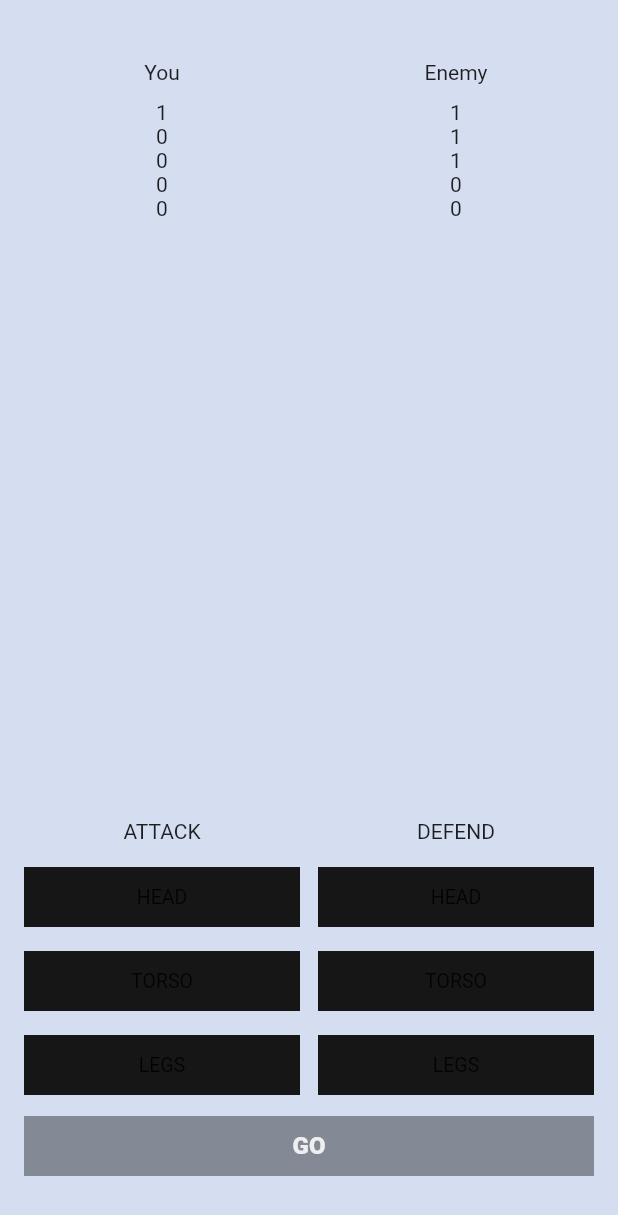
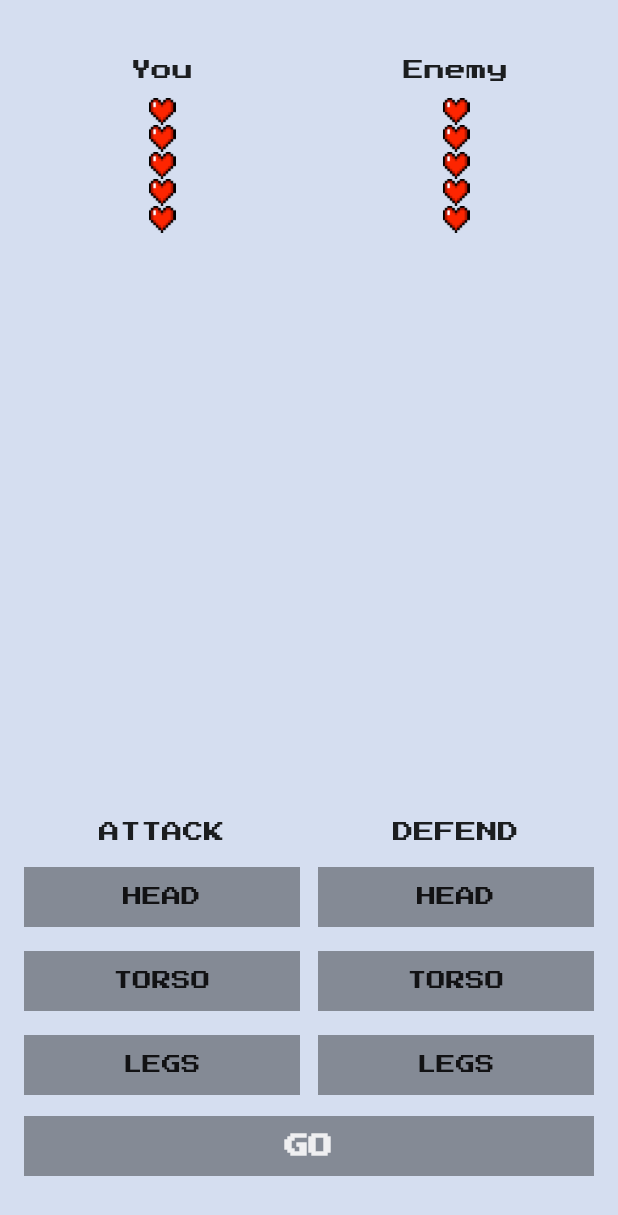
Before and after one commit to romasks/flutter_fight_club, a Flutter app: the screen it shows after launch, on a phone screen of 412 x 824 dp. Shown: the top 1215 px of the screen. Run offline on Flutter 3.47's test engine with Material 2 defaults, Android fonts, the phone set to English and light mode, and no system bars; our stand-ins replace google_fonts.

Commit message:
Finish lesson's part

```diff
--- a/lib/main.dart
+++ b/lib/main.dart
@@ -1,5 +1,9 @@
+import 'dart:math';
+
 import 'package:flutter/material.dart';
 import 'package:flutter_fight_club/fight_club_colors.dart';
+import 'package:flutter_fight_club/fight_club_icons.dart';
+import 'package:google_fonts/google_fonts.dart';
 
 void main() {
   runApp(MyApp());
@@ -11,6 +15,10 @@ class MyApp extends StatelessWidget {
   Widget build(BuildContext context) {
     return MaterialApp(
       home: MyHomePage(),
+      theme: ThemeData(
+          textTheme: GoogleFonts.pressStart2pTextTheme(
+        Theme.of(context).textTheme,
+      )),
     );
   }
 }
@@ -19,14 +27,17 @@ class MyHomePage extends StatefulWidget {
   MyHomePage({Key? key}) : super(key: key);
 
   @override
-  _MyHomePageState createState() => _MyHomePageState();
+  MyHomePageState createState() => MyHomePageState();
 }
 
-class _MyHomePageState extends State<MyHomePage> {
+class MyHomePageState extends State<MyHomePage> {
   static const int maxLives = 5;
 
   BodyPart? attackingBodyPart;
   BodyPart? defendingBodyPart;
+
+  BodyPart whatEnemyAttacks = BodyPart.random();
+  BodyPart whatEnemyDefends = BodyPart.random();
 
   int yourLives = maxLives;
   int enemyLives = maxLives;
@@ -34,8 +45,9 @@ class _MyHomePageState extends State<MyHomePage> {
   @override
   Widget build(BuildContext context) {
     return Scaffold(
-      backgroundColor: Color.fromRGBO(213, 222, 240, 1),
-      body: Column(
+      backgroundColor: FightClubColors.background,
+      body: SafeArea(
+        child: Column(
           children: [
             SizedBox(height: 40),
             FightersInfo(
@@ -52,36 +64,78 @@ class _MyHomePageState extends State<MyHomePage> {
             ),
             SizedBox(height: 14),
             GoButton(
+              text: _isEndGame() ? "Start new game" : "Go",
               onTap: _onGoButtonClick,
-            color: attackingBodyPart == null || defendingBodyPart == null
-                ? Colors.black38
-                : Color.fromRGBO(0, 0, 0, 0.87),
+              color: _getGoButtonColor(),
             ),
             SizedBox(height: 40)
           ],
+        ),
       ), // This trailing comma makes auto-formatting nicer for build methods.
     );
   }
 
   void _selectAttackingBodyPart(BodyPart value) {
+    if (_isEndGame()) {
+      return;
+    }
     setState(() {
       attackingBodyPart = value;
     });
   }
 
   void _selectDefendingBodyPart(BodyPart value) {
+    if (_isEndGame()) {
+      return;
+    }
     setState(() {
       defendingBodyPart = value;
     });
   }
 
   void _onGoButtonClick() {
-    if (attackingBodyPart != null && defendingBodyPart != null) {
+    if (_isEndGame()) {
       setState(() {
+        yourLives = maxLives;
+        enemyLives = maxLives;
+      });
+    } else if (_isChoiceMade()) {
+      setState(() {
+        final bool enemyLoseLife = attackingBodyPart != whatEnemyDefends;
+        final bool youLoseLife = defendingBodyPart != whatEnemyAttacks;
+
+        if (enemyLoseLife) {
+          enemyLives -= 1;
+        }
+        if (youLoseLife) {
+          yourLives -= 1;
+        }
+
+        whatEnemyAttacks = BodyPart.random();
+        whatEnemyDefends = BodyPart.random();
+
         attackingBodyPart = null;
         defendingBodyPart = null;
       });
     }
+  }
+
+  Color _getGoButtonColor() {
+    if (_isEndGame()) {
+      return FightClubColors.blackButton;
+    } else if (!_isChoiceMade()) {
+      return FightClubColors.greyButton;
+    } else {
+      return FightClubColors.blackButton;
+    }
+  }
+
+  bool _isEndGame() {
+    return yourLives == 0 || enemyLives == 0;
+  }
+
+  bool _isChoiceMade() {
+    return attackingBodyPart != null && defendingBodyPart != null;
   }
 }
 
@@ -97,6 +151,12 @@ class BodyPart {
   @override
   String toString() {
     return 'BodyPart{name: $name}';
+  }
+
+  static const List<BodyPart> _values = [head, torso, legs];
+
+  static BodyPart random() {
+    return _values[Random().nextInt(_values.length)];
   }
 }
 
@@ -130,13 +190,13 @@ class FightersInfo extends StatelessWidget {
           children: [
             SizedBox(width: 16),
             LivesWidget(
-              overallLivesCount: 5,
-              currentLivesCount: 1,
+              overallLivesCount: maxLivesCount,
+              currentLivesCount: yourLivesCount,
             ),
             SizedBox(width: 12),
             LivesWidget(
-              overallLivesCount: 5,
-              currentLivesCount: 3,
+              overallLivesCount: maxLivesCount,
+              currentLivesCount: enemyLivesCount,
             ),
             SizedBox(width: 16),
           ],
@@ -165,9 +225,17 @@ class LivesWidget extends StatelessWidget {
       child: Column(
         children: List.generate(overallLivesCount, (index) {
           if (index < currentLivesCount) {
-            return Text("1");
+            return Image.asset(
+              FightClubIcons.heartFull,
+              width: 18,
+              height: 18,
+            );
           } else {
-            return Text("0");
+            return Image.asset(
+              FightClubIcons.heartEmpty,
+              width: 18,
+              height: 18,
+            );
           }
         }),
       ),
@@ -270,8 +338,8 @@ class BodyPartButton extends StatelessWidget {
               height: 40,
               child: ColoredBox(
                 color: selected
-                    ? Color.fromRGBO(28, 121, 206, 1)
-                    : FightClubColors.darkGreyText,
+                    ? FightClubColors.blueButton
+                    : FightClubColors.greyButton,
                 child: Center(
                   child: Text(
                     bodyPart.name.toUpperCase(),
@@ -291,10 +359,12 @@ class BodyPartButton extends StatelessWidget {
 }
 
 class GoButton extends StatelessWidget {
+  final String text;
   final VoidCallback onTap;
   final Color color;
 
-  const GoButton({Key? key, required this.onTap, required this.color})
+  const GoButton(
+      {Key? key, required this.text, required this.onTap, required this.color})
       : super(key: key);
 
   @override
@@ -311,7 +381,7 @@ class GoButton extends StatelessWidget {
                 color: color,
                 child: Center(
                   child: Text(
-                    "Go".toUpperCase(),
+                    text.toUpperCase(),
                     textAlign: TextAlign.center,
                     style: TextStyle(
                         fontSize: 16,
```
Lines whose indentation alone changed are shown as unchanged.
